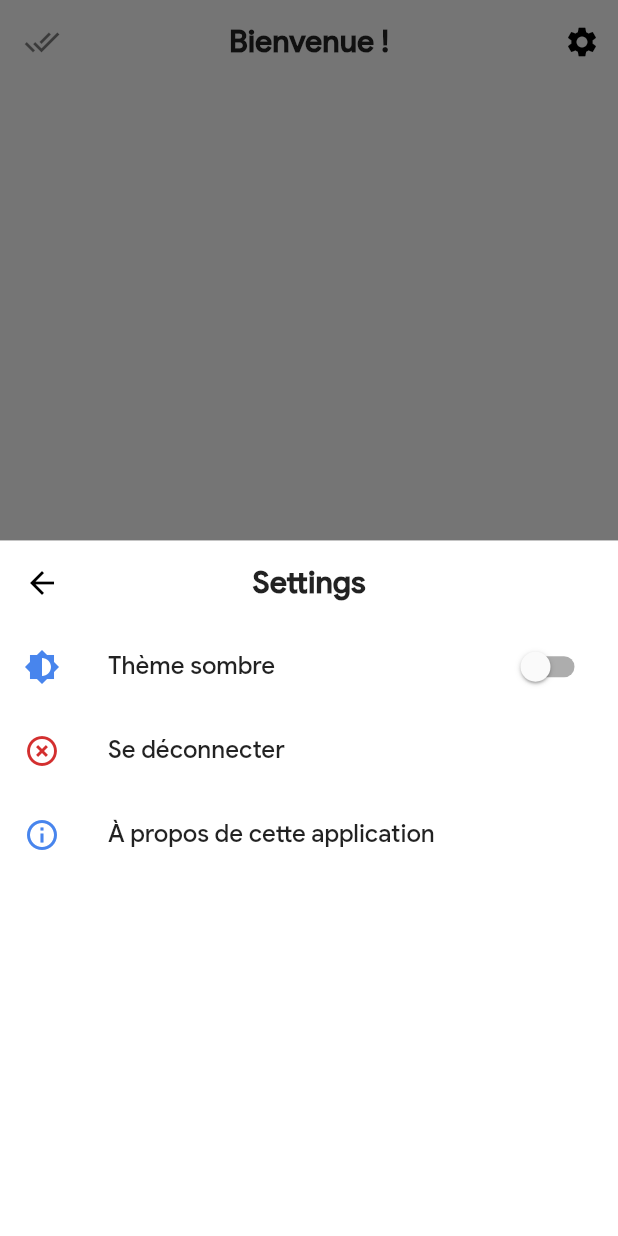
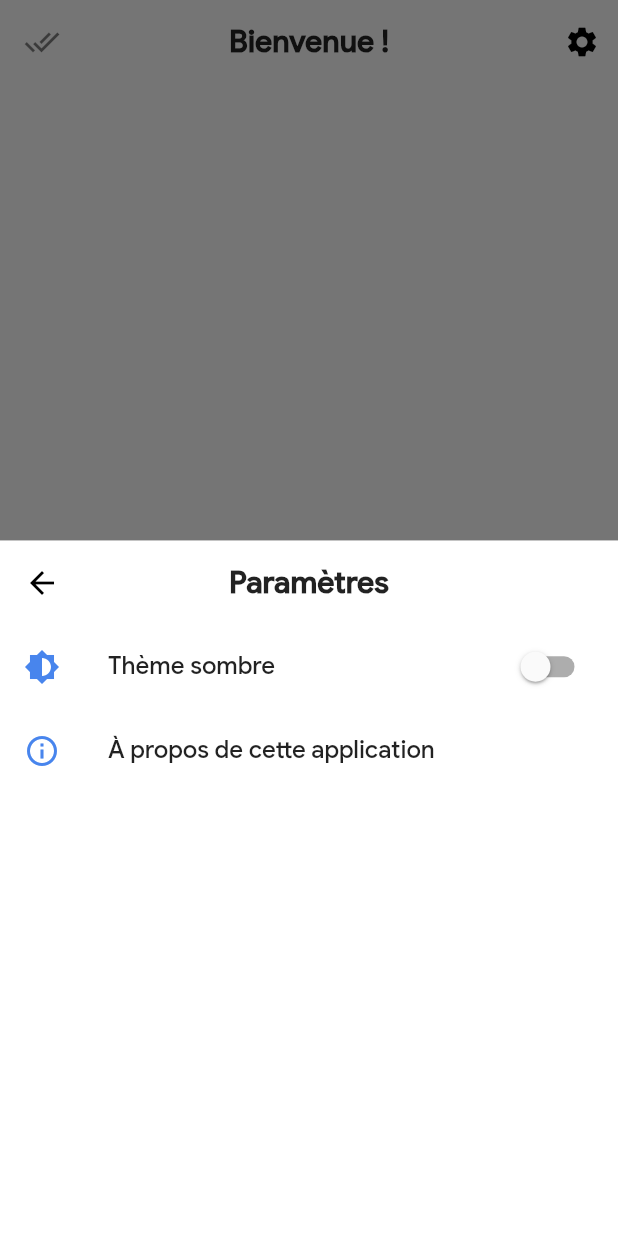
Before and after one commit to eppeque/tasks, a Flutter app: the screen it shows after launch, after a tap on the "settings" icon, on a phone screen of 412 x 824 dp. Run offline on Flutter 3.47's test engine with Material 2 defaults, Android fonts, the phone set to English and light mode, and no system bars; our stand-ins replace cloud_firestore, firebase_auth, font_awesome_flutter, google_sign_in; accounts and stored records are empty.

Commit message:
The user parameter in the home widget in now required and some settings are not displayed if the user is not signed in

```diff
--- a/lib/main.dart
+++ b/lib/main.dart
@@ -51,7 +51,7 @@ class _SplashScreenState extends State<SplashScreen> {
       Duration(seconds: 2),
       () => Navigator.of(context).pushReplacement(
         MaterialPageRoute(
-          builder: (context) => Home(),
+          builder: (context) => Home(user: null),
         ),
       ),
     );
@@ -77,7 +77,7 @@ class _SplashScreenState extends State<SplashScreen> {
 class Home extends StatefulWidget {
   final FirebaseUser user;
 
-  Home({Key key, this.user}) : super(key: key);
+  Home({Key key, @required this.user}) : super(key: key);
 
   @override
   _HomeState createState() => _HomeState();
@@ -110,7 +110,7 @@ class _HomeState extends State<Home> {
           style: TextStyle(fontWeight: FontWeight.bold),
         ),
         actions: <Widget>[
-          SettingsButton(),
+          SettingsButton(user: widget.user),
         ],
       ),
       body: connected
--- a/lib/settings.dart
+++ b/lib/settings.dart
@@ -1,11 +1,16 @@
 import 'package:flutter/material.dart';
 import 'package:provider/provider.dart';
+import 'package:firebase_auth/firebase_auth.dart';
 
 import 'theme_provider.dart';
 import 'auth.dart';
 import 'main.dart';
 
 class SettingsButton extends StatelessWidget {
+  final FirebaseUser user;
+
+  const SettingsButton({Key key, @required this.user}) : super(key: key);
+
   @override
   Widget build(BuildContext context) {
     final themeProvider = Provider.of<ThemeProvider>(context);
@@ -17,7 +22,7 @@ class SettingsButton extends StatelessWidget {
         builder: (context) => Scaffold(
           appBar: AppBar(
             title: Text(
-              'Settings',
+              'Paramètres',
               style: TextStyle(fontWeight: FontWeight.bold),
             ),
             elevation: 0.0,
@@ -25,6 +30,18 @@ class SettingsButton extends StatelessWidget {
           ),
           body: Column(
             children: <Widget>[
+              user == null
+                  ? Container()
+                  : ListTile(
+                      leading: ClipRRect(
+                        borderRadius: BorderRadius.all(
+                          Radius.circular(100.0),
+                        ),
+                        child: Image.network(user.photoUrl),
+                      ),
+                      title: Text('Connecté en tant que ${user.displayName}'),
+                      subtitle: Text(user.email),
+                    ),
               ListTile(
                 title: const Text('Thème sombre'),
                 leading: Icon(
@@ -37,7 +54,9 @@ class SettingsButton extends StatelessWidget {
                   activeColor: Theme.of(context).accentColor,
                 ),
               ),
-              ListTile(
+              user == null
+                  ? Container()
+                  : ListTile(
                       leading: Icon(
                         Icons.highlight_off,
                         color: Theme.of(context).errorColor,
```
Lines whose indentation alone changed are shown as unchanged.
